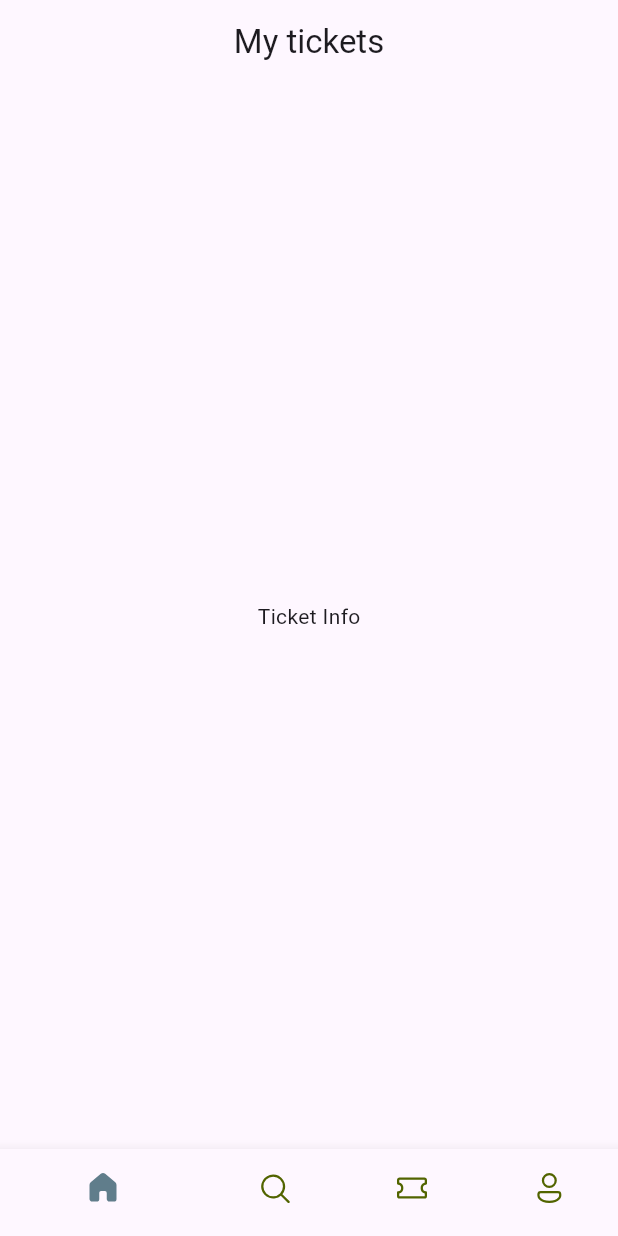
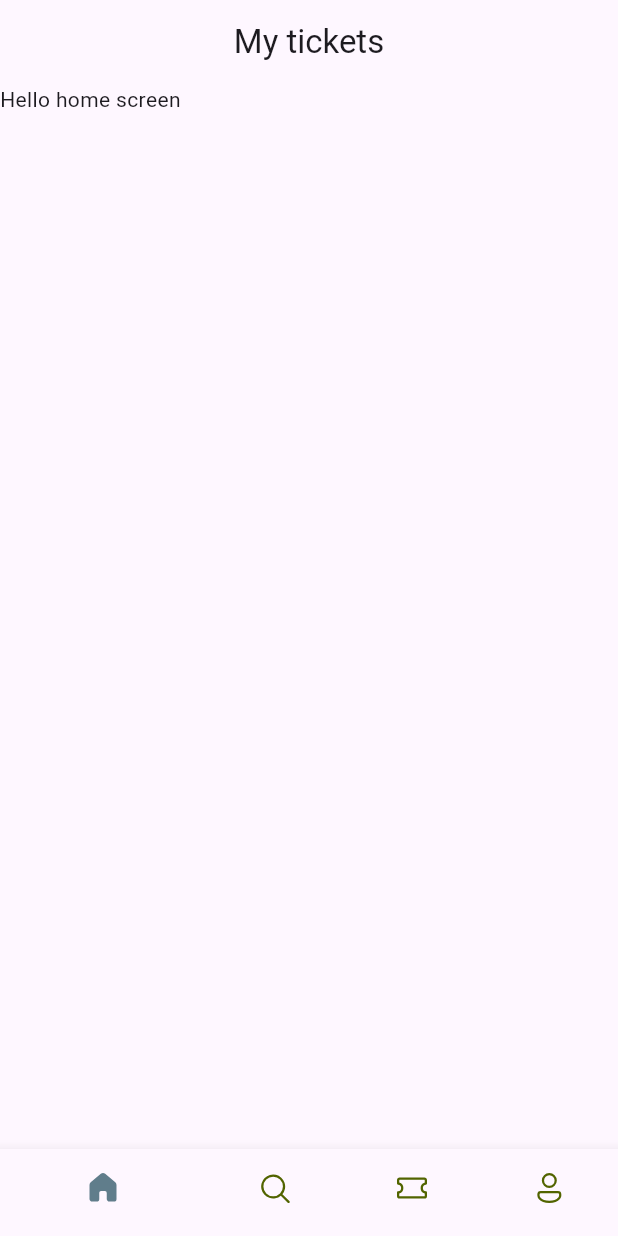
Before and after one commit to ajiec123/ticket-app, a Flutter app: the screen it shows after launch, on a phone screen of 412 x 824 dp. Run offline on Flutter 3.47's test engine with Material 3 defaults, Android fonts, the phone set to English and light mode, and no system bars; our stand-ins replace fluentui_icons.

Commit message:
add home screen

```diff
--- a/lib/base/bottom_nav_bar.dart
+++ b/lib/base/bottom_nav_bar.dart
@@ -1,5 +1,6 @@
 import 'package:fluentui_icons/fluentui_icons.dart';
 import 'package:flutter/material.dart';
+import 'package:ticket_app/screens/home_screen.dart';
 
 class BottomNavBar extends StatefulWidget {
   const BottomNavBar({super.key});
@@ -9,16 +10,33 @@ class BottomNavBar extends StatefulWidget {
 }
 
 class _BottomNavBarState extends State<BottomNavBar> {
+  //list is iterated using index
+  final appScreens = [
+    const HomeScreen(),
+    const Center(child: Text("Search")),
+    const Center(child: Text("Tickets")),
+    const Center(child: Text("Profile"))
+  ];
+
+  //change bottomnavbar index
+  int _selectedIndex = 0;
+
+  void _onItemTapped(int index) {
+    setState(() {
+      _selectedIndex = index;
+    });
+  }
+
   @override
   Widget build(BuildContext context) {
     return Scaffold(
       appBar: AppBar(
         title: const Center(child: Text("My tickets")),
       ),
-      body: const Center(
-        child: Text("Ticket Info"),
-      ),
+      body: appScreens[_selectedIndex],
       bottomNavigationBar: BottomNavigationBar(
+        currentIndex: _selectedIndex,
+        onTap: _onItemTapped,
         selectedItemColor: Colors.blueGrey,
         unselectedItemColor: const Color(0xFF526400),
         showSelectedLabels: false,
--- /dev/null
+++ b/lib/screens/home_screen.dart
@@ -0,0 +1,18 @@
+import 'package:flutter/material.dart';
+
+class HomeScreen extends StatelessWidget {
+  const HomeScreen({super.key});
+
+  @override
+  Widget build(BuildContext context) {
+    return Scaffold(
+      body: ListView(
+        children: [
+          Container(
+            child: Text("Hello home screen"),
+          )
+        ],
+      ),
+    );
+  }
+}
```
